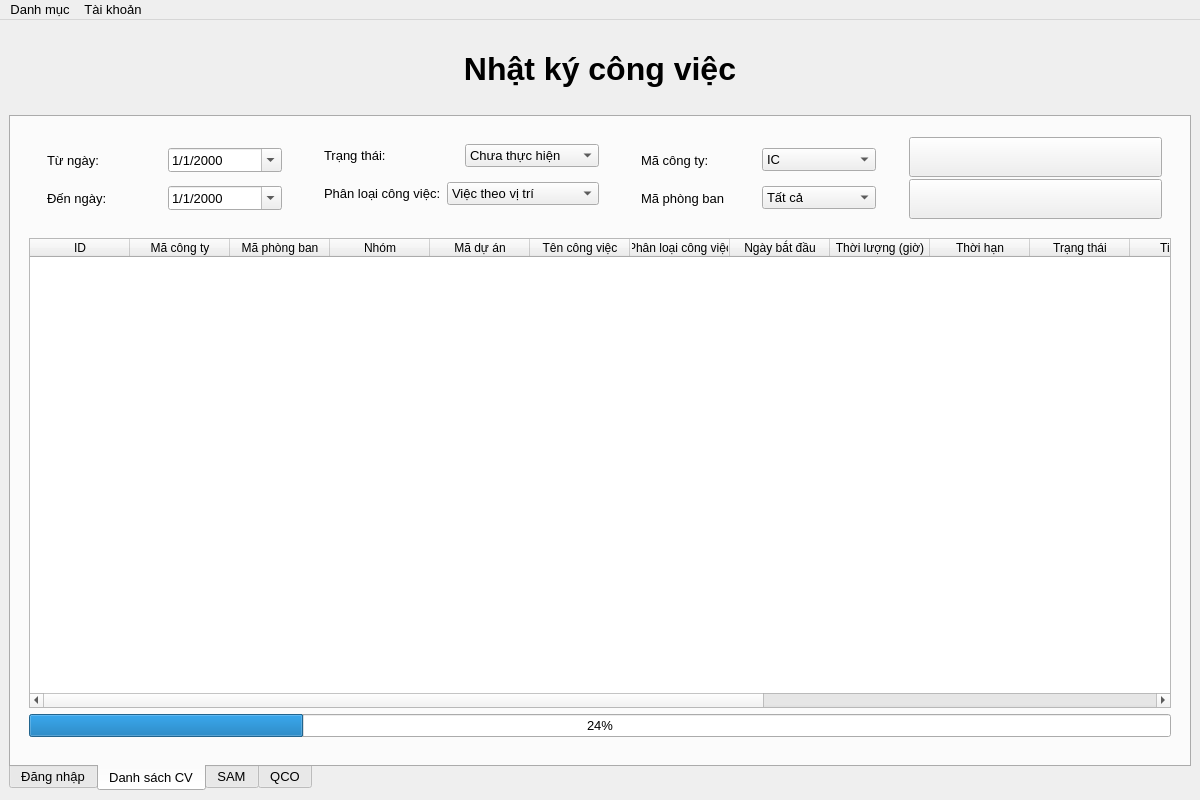
Above: app.ui from nqhuy-212/ICOP before the change. Below: the same form after it.
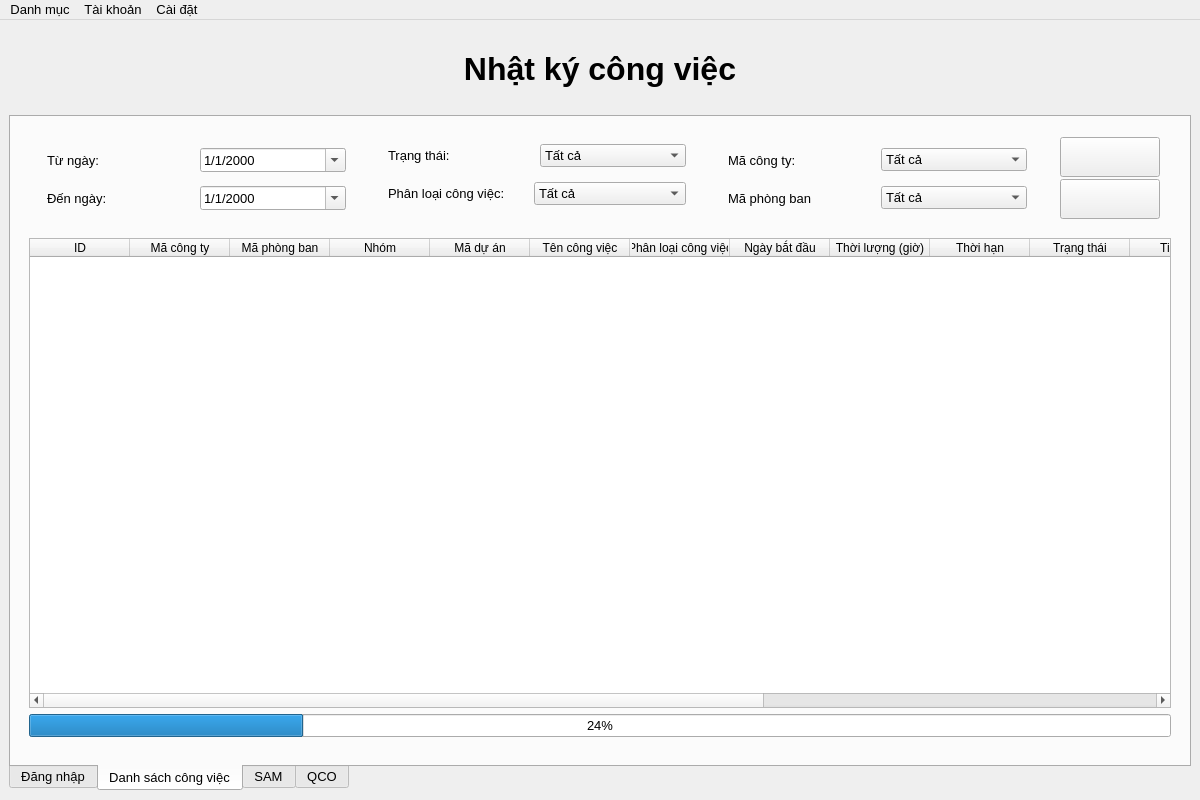
That is the form after the change. Icons and pictures are not drawn.

What changed in the file:
```diff
--- a/app.ui
+++ b/app.ui
@@ -452,7 +452,7 @@
       </widget>
       <widget class="QWidget" name="tab_1">
        <attribute name="title">
-        <string>Danh sách CV</string>
+        <string>Danh sách công việc</string>
        </attribute>
        <layout class="QVBoxLayout" name="verticalLayout_13">
         <item>
@@ -543,6 +543,11 @@
                  </item>
                  <item>
                   <widget class="QComboBox" name="cb101">
+                   <item>
+                    <property name="text">
+                     <string>Tất cả</string>
+                    </property>
+                   </item>
                    <item>
                     <property name="text">
                      <string>Chưa thực hiện</string>
@@ -575,6 +580,11 @@
                  </item>
                  <item>
                   <widget class="QComboBox" name="cb102">
+                   <item>
+                    <property name="text">
+                     <string>Tất cả</string>
+                    </property>
+                   </item>
                    <item>
                     <property name="text">
                      <string>Việc theo vị trí</string>
@@ -614,6 +624,11 @@
                  </item>
                  <item>
                   <widget class="QComboBox" name="cb103">
+                   <item>
+                    <property name="text">
+                     <string>Tất cả</string>
+                    </property>
+                   </item>
                    <item>
                     <property name="text">
                      <string>IC</string>
@@ -712,6 +727,12 @@
            </item>
            <item>
             <widget class="QWidget" name="widget_33" native="true">
+             <property name="maximumSize">
+              <size>
+               <width>120</width>
+               <height>16777215</height>
+              </size>
+             </property>
              <layout class="QVBoxLayout" name="verticalLayout_12">
               <property name="spacing">
                <number>0</number>
@@ -730,6 +751,12 @@
                   <height>40</height>
                  </size>
                 </property>
+                <property name="maximumSize">
+                 <size>
+                  <width>100</width>
+                  <height>40</height>
+                 </size>
+                </property>
                 <property name="toolTip">
                  <string>Tìm kiếm</string>
                 </property>
@@ -756,6 +783,12 @@
                   <height>40</height>
                  </size>
                 </property>
+                <property name="maximumSize">
+                 <size>
+                  <width>100</width>
+                  <height>40</height>
+                 </size>
+                </property>
                 <property name="toolTip">
                  <string>Tải xuống file Excel</string>
                 </property>
@@ -1583,8 +1616,15 @@
     <addaction name="menu51"/>
     <addaction name="action_i_m_t_kh_u"/>
    </widget>
+   <widget class="QMenu" name="menuC_i_t">
+    <property name="title">
+     <string>Cài đặt</string>
+    </property>
+    <addaction name="actionC_i_t_c_s_d_li_u"/>
+   </widget>
    <addaction name="menu11_2"/>
    <addaction name="menu_ng_xu_t"/>
+   <addaction name="menuC_i_t"/>
   </widget>
   <action name="menu11">
    <property name="text">
```
Left out of the diff: 17 changed lines with no effect on the pictures.
